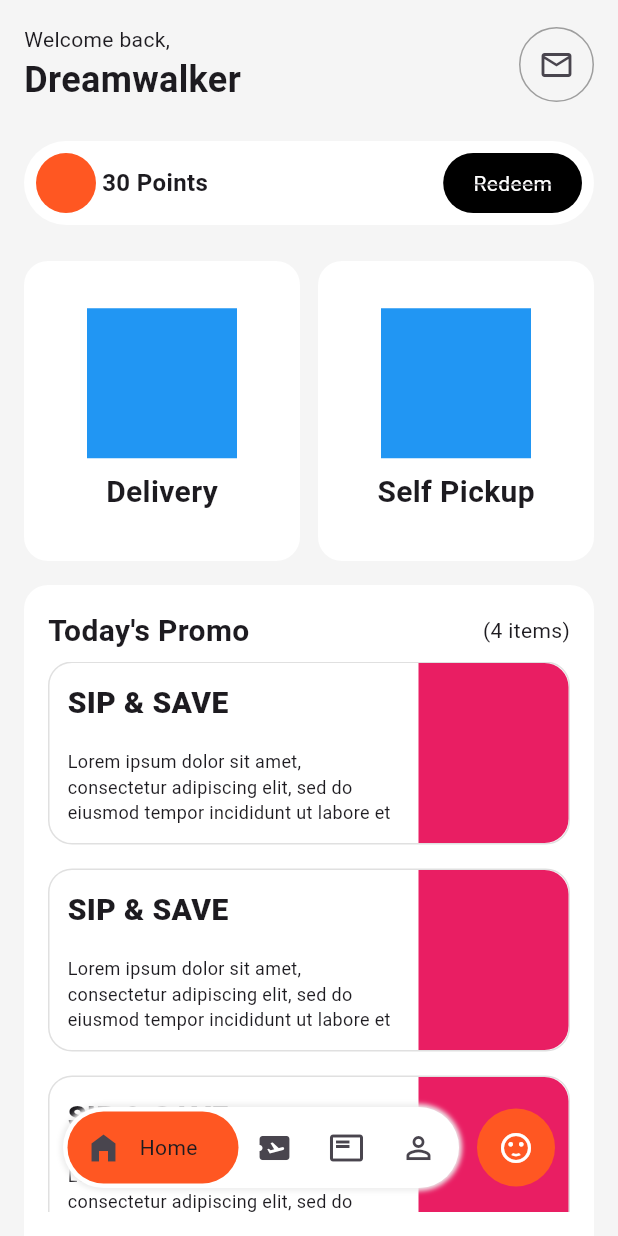
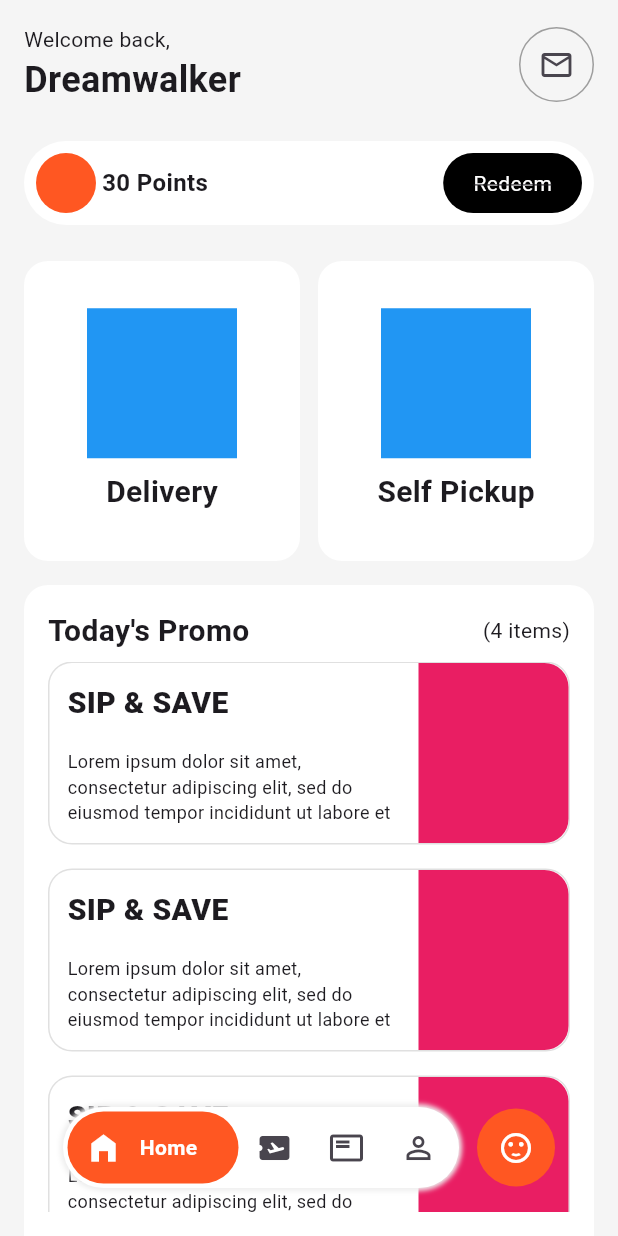
Before and after one commit to JAICHANGPARK/flutter_notebook_chapter_35, a Flutter app: the CoffeeDeliveryHomePage screen opened directly, on a phone screen of 412 x 824 dp. Run offline on Flutter 3.47's test engine with Material 3 defaults, Android fonts, the phone set to English and light mode, and no system bars; our stand-ins replace dots_indicator, fl_chart, gap.

Commit message:
Update coffee_delivery_home_page.dart

```diff
--- a/lib/ep1790_coffee_delivery_app/view/coffee_delivery_home_page.dart
+++ b/lib/ep1790_coffee_delivery_app/view/coffee_delivery_home_page.dart
@@ -254,7 +254,13 @@ class _CoffeeDeliveryHomePageState extends State<CoffeeDeliveryHomePage> {
                       decoration: BoxDecoration(
                         color: Colors.white,
                         borderRadius: BorderRadius.circular(32),
-                        boxShadow: [BoxShadow(color: Colors.grey[200]!, blurRadius: 2, spreadRadius: 2)],
+                        boxShadow: [
+                          BoxShadow(
+                            color: Colors.grey[200]!,
+                            blurRadius: 2,
+                            spreadRadius: 2,
+                          ),
+                        ],
                       ),
                       child: Row(
                         children: [
@@ -271,8 +277,15 @@ class _CoffeeDeliveryHomePageState extends State<CoffeeDeliveryHomePage> {
                                     icon: Icon(
                                       Icons.home_filled,
                                     ),
+                                    color: Colors.white,
                                   ),
-                                  Text("Home"),
+                                  Text(
+                                    "Home",
+                                    style: TextStyle(
+                                      color: Colors.white,
+                                      fontWeight: FontWeight.bold,
+                                    ),
+                                  ),
                                 ],
                               ),
                             ),
```
